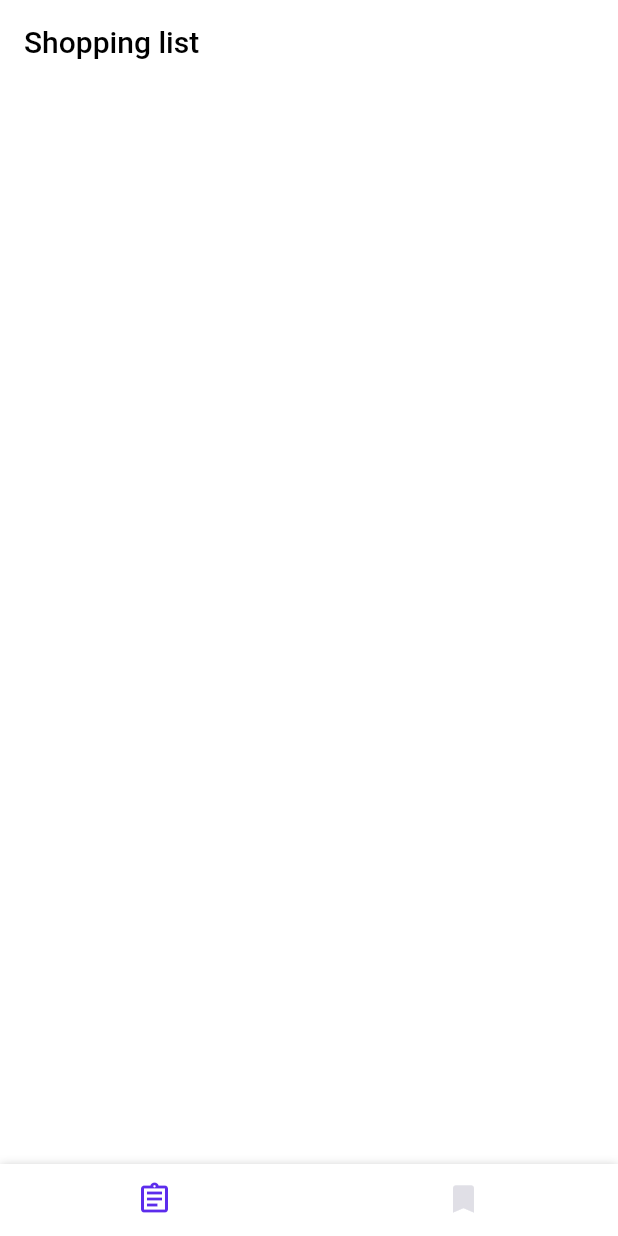
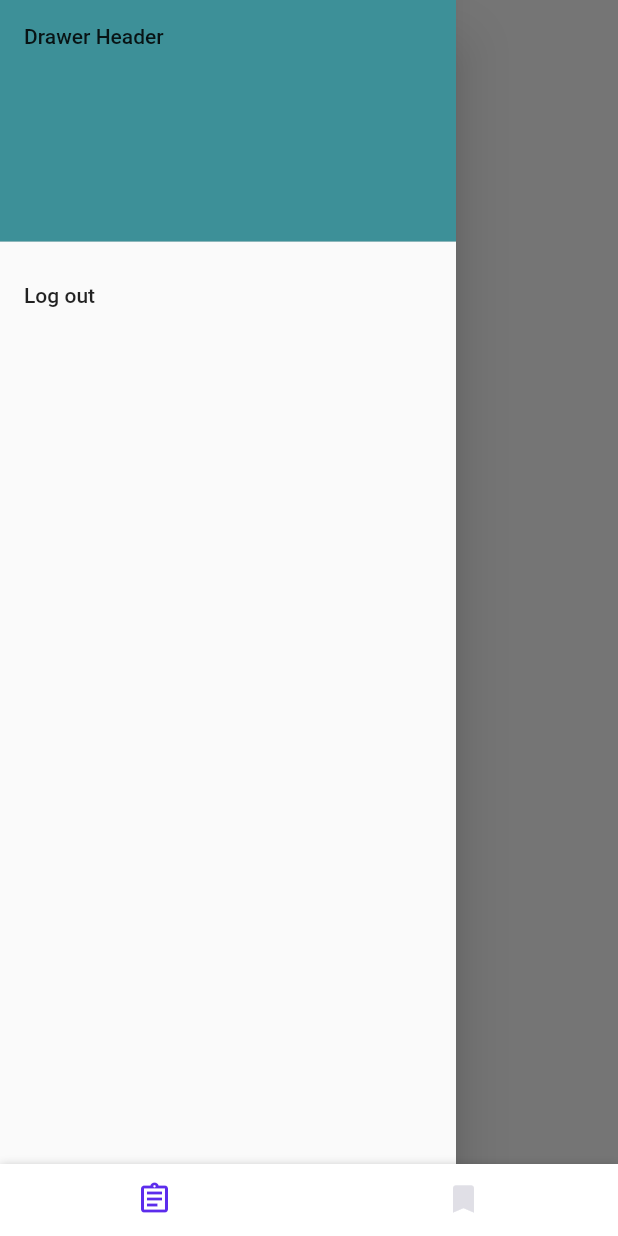
Before and after one commit to isdenmois/meal-planner, a Flutter app: the screen it shows once a user with an empty profile is signed in, with the side drawer open (before the commit the screen has no drawer), on a phone screen of 412 x 824 dp. Run offline on Flutter 3.47's test engine with Material 2 defaults, Android fonts, the phone set to English and light mode, and no system bars; our stand-ins replace cached_network_image, cloud_firestore, firebase_auth, firebase_core, firebase_storage, image_picker and 1 more; accounts and stored records are empty.

```diff
--- a/lib/screens/products/products-list_page.dart
+++ b/lib/screens/products/products-list_page.dart
@@ -1,5 +1,6 @@
 import 'package:flutter/material.dart';
 import 'package:meal_planner/screens/products/product_repository.dart';
+import 'package:meal_planner/services/auth.dart';
 import 'package:meal_planner/widgets/stream-progress-builder.dart';
 
 import 'product-item.dart';
@@ -14,7 +15,12 @@ class ProductListPage extends StatelessWidget {
   Widget build(BuildContext context) {
     return Scaffold(
       backgroundColor: Colors.white,
-      appBar: AppBar(title: Text('Shopping list', style: headerStyle), backgroundColor: Colors.white, elevation: 0),
+      appBar: AppBar(
+        title: Text('Shopping list', style: headerStyle),
+        backgroundColor: Colors.white,
+        elevation: 0,
+        iconTheme: IconThemeData(color: Colors.black),
+      ),
       body: StreamProgressBuilder(
         stream: products,
         builder: (context, List<Product> list) {
@@ -23,6 +29,24 @@ class ProductListPage extends StatelessWidget {
           );
         },
       ),
+      drawer: Drawer(
+        child: ListView(
+          children: <Widget>[
+            DrawerHeader(
+              child: Text('Drawer Header'),
+              decoration: BoxDecoration(
+                color: Color(0xFF3D9098),
+              ),
+            ),
+            ListTile(
+              title: Text('Log out'),
+              onTap: () {
+                AuthService().logOut();
+              },
+            ),
+          ],
+        ),
+      ),
     );
   }
 }
```
Also changed, not shown: lib/screens/recipe/recipe-list_page.dart (+5 -25 lines).
